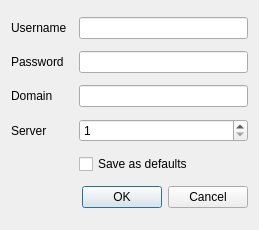
Qt form src/logindialog.ui (wjossowski/lazyfarmer-client) before a commit.
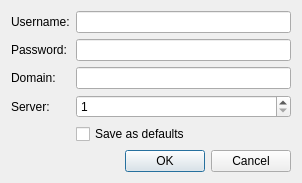
The same form after that commit.

Diff of the .ui file:
```diff
--- a/src/logindialog.ui
+++ b/src/logindialog.ui
@@ -6,25 +6,63 @@
    <rect>
     <x>0</x>
     <y>0</y>
-    <width>259</width>
-    <height>230</height>
+    <width>302</width>
+    <height>178</height>
    </rect>
   </property>
   <property name="windowTitle">
    <string>Dialog</string>
   </property>
-  <layout class="QGridLayout" name="gridLayout">
-   <item row="8" column="2">
-    <widget class="QCheckBox" name="checkBox_saveAsDefaults">
-     <property name="layoutDirection">
-      <enum>Qt::LeftToRight</enum>
+  <layout class="QFormLayout" name="formLayout">
+   <item row="0" column="0">
+    <widget class="QLabel" name="label_username">
+     <property name="text">
+      <string>Username:</string>
      </property>
+    </widget>
+   </item>
+   <item row="0" column="1">
+    <widget class="QLineEdit" name="lineEdit_username"/>
+   </item>
+   <item row="1" column="0">
+    <widget class="QLabel" name="label_password">
      <property name="text">
-      <string>Save as defaults</string>
+      <string>Password:</string>
      </property>
     </widget>
    </item>
-   <item row="8" column="0" colspan="2">
+   <item row="1" column="1">
+    <widget class="QLineEdit" name="lineEdit_password">
+     <property name="echoMode">
+      <enum>QLineEdit::Password</enum>
+     </property>
+    </widget>
+   </item>
+   <item row="2" column="0">
+    <widget class="QLabel" name="label_domain">
+     <property name="text">
+      <string>Domain:</string>
+     </property>
+    </widget>
+   </item>
+   <item row="2" column="1">
+    <widget class="QLineEdit" name="lineEdit_domain"/>
+   </item>
+   <item row="3" column="0">
+    <widget class="QLabel" name="label_server">
+     <property name="text">
+      <string>Server:</string>
+     </property>
+    </widget>
+   </item>
+   <item row="3" column="1">
+    <widget class="QSpinBox" name="spinBox_server">
+     <property name="minimum">
+      <number>1</number>
+     </property>
+    </widget>
+   </item>
+   <item row="4" column="0">
     <spacer name="horizontalSpacer">
      <property name="orientation">
       <enum>Qt::Horizontal</enum>
@@ -37,21 +75,17 @@
      </property>
     </spacer>
    </item>
-   <item row="6" column="0">
-    <widget class="QLabel" name="label_server">
+   <item row="4" column="1">
+    <widget class="QCheckBox" name="checkBox_saveAsDefaults">
+     <property name="layoutDirection">
+      <enum>Qt::LeftToRight</enum>
+     </property>
      <property name="text">
-      <string>Server</string>
+      <string>Save as defaults</string>
      </property>
     </widget>
    </item>
-   <item row="6" column="2">
-    <widget class="QSpinBox" name="spinBox_server">
-     <property name="minimum">
-      <number>1</number>
-     </property>
-    </widget>
-   </item>
-   <item row="10" column="1" colspan="2">
+   <item row="5" column="0" colspan="2">
     <widget class="QDialogButtonBox" name="buttonBox">
      <property name="orientation">
       <enum>Qt::Horizontal</enum>
@@ -61,40 +95,6 @@
      </property>
     </widget>
    </item>
-   <item row="5" column="0">
-    <widget class="QLabel" name="label_domain">
-     <property name="text">
-      <string>Domain</string>
-     </property>
-    </widget>
-   </item>
-   <item row="4" column="0">
-    <widget class="QLabel" name="label_password">
-     <property name="text">
-      <string>Password</string>
-     </property>
-    </widget>
-   </item>
-   <item row="3" column="0">
-    <widget class="QLabel" name="label_username">
-     <property name="text">
-      <string>Username</string>
-     </property>
-    </widget>
-   </item>
-   <item row="5" column="2">
-    <widget class="QLineEdit" name="lineEdit_domain"/>
-   </item>
-   <item row="4" column="2">
-    <widget class="QLineEdit" name="lineEdit_password">
-     <property name="echoMode">
-      <enum>QLineEdit::Password</enum>
-     </property>
-    </widget>
-   </item>
-   <item row="3" column="2">
-    <widget class="QLineEdit" name="lineEdit_username"/>
-   </item>
   </layout>
  </widget>
  <resources/>
```
